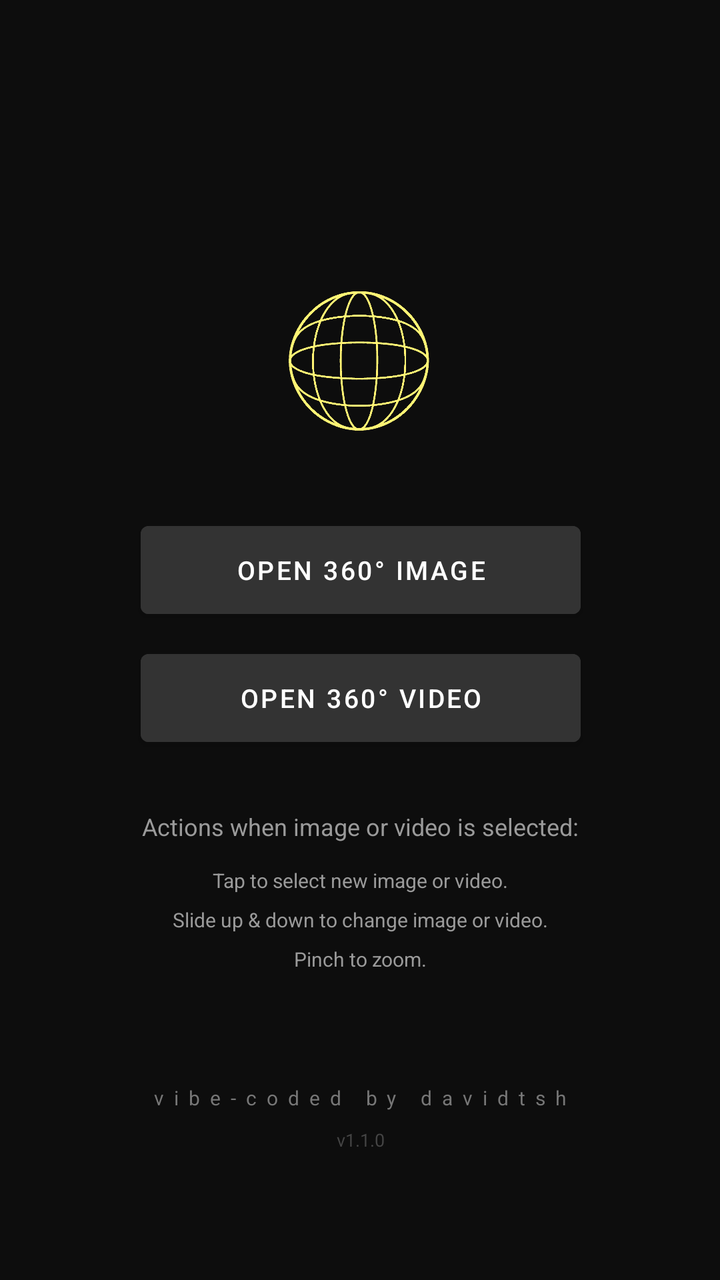
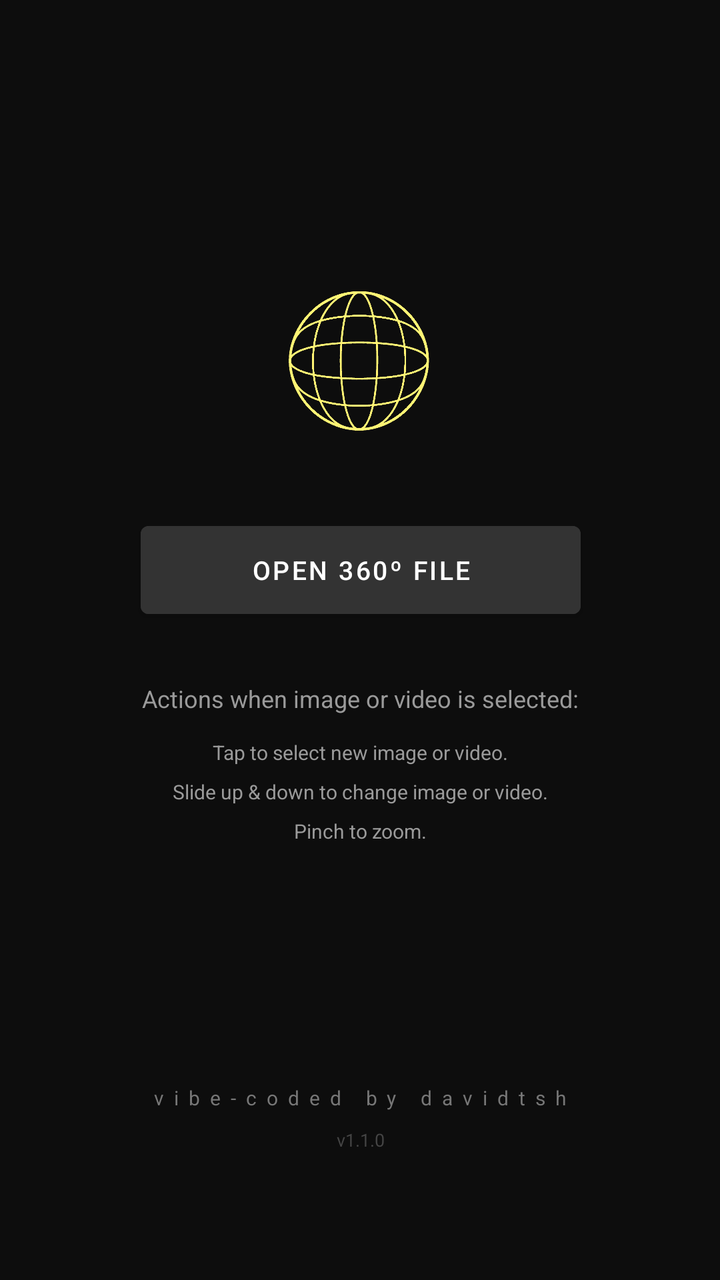

Compare the two renders of this Android layout. The source of the first and the diff that turns it into the second are given below.
<!-- AndroidManifest.xml: application theme Theme.XReal360Viewer -->
<!-- res/layout/activity_main.xml -->
<?xml version="1.0" encoding="utf-8"?>
<androidx.constraintlayout.widget.ConstraintLayout
    xmlns:android="http://schemas.android.com/apk/res/android"
    xmlns:app="http://schemas.android.com/apk/res-auto"
    xmlns:tools="http://schemas.android.com/tools"
    android:layout_width="match_parent"
    android:layout_height="match_parent"
    android:background="#0D0D0D">

    <ImageView
        android:id="@+id/imgSphereLogo"
        android:layout_width="140dp"
        android:layout_height="140dp"
        android:layout_marginBottom="4dp"
        android:contentDescription="@string/app_name"
        android:scaleType="fitCenter"
        android:src="@drawable/ic_launcher_foreground"
        app:layout_constraintBottom_toTopOf="@id/btnPickImage"
        app:layout_constraintEnd_toEndOf="parent"
        app:layout_constraintHorizontal_bias="0.498"
        app:layout_constraintStart_toStartOf="parent" />

    <Button
        android:id="@+id/btnPickImage"
        android:layout_width="220dp"
        android:layout_height="56dp"
        android:backgroundTint="#333333"
        android:text="Open 360° Image"
        android:textSize="13sp"
        app:layout_constraintBottom_toBottomOf="parent"
        app:layout_constraintEnd_toEndOf="parent"
        app:layout_constraintHorizontal_bias="0.502"
        app:layout_constraintStart_toStartOf="parent"
        app:layout_constraintTop_toTopOf="parent"
        app:layout_constraintVertical_bias="0.44" />

    <Button
        android:id="@+id/btnPickVideo"
        android:layout_width="220dp"
        android:layout_height="56dp"
        android:layout_marginTop="8dp"
        android:backgroundTint="#333333"
        android:text="Open 360° Video"
        android:textSize="13sp"
        app:layout_constraintEnd_toEndOf="parent"
        app:layout_constraintHorizontal_bias="0.502"
        app:layout_constraintStart_toStartOf="parent"
        app:layout_constraintTop_toBottomOf="@id/btnPickImage" />

    <TextView
        android:id="@+id/tvInstructions"
        android:layout_width="0dp"
        android:layout_height="wrap_content"
        android:layout_marginStart="32dp"
        android:layout_marginTop="12dp"
        android:layout_marginEnd="32dp"
        android:gravity="center"
        android:lineSpacingExtra="8dp"
        android:text="Tap to select new image or video.&#10;Slide up &amp; down to change image or video.&#10;Pinch to zoom."
        android:textColor="#9A9A9A"
        android:textSize="10sp"
        app:layout_constraintEnd_toEndOf="parent"
        app:layout_constraintHorizontal_bias="0.0"
        app:layout_constraintStart_toStartOf="parent"
        app:layout_constraintTop_toBottomOf="@id/tvInstructionsHeader" />

    <TextView
        android:id="@+id/tvInstructionsHeader"
        android:layout_width="0dp"
        android:layout_height="wrap_content"
        android:layout_marginStart="32dp"
        android:layout_marginTop="28dp"
        android:layout_marginEnd="32dp"
        android:gravity="center"
        android:text="Actions when image or video is selected:"
        android:textColor="#9A9A9A"
        android:textSize="12sp"
        app:layout_constraintEnd_toEndOf="parent"
        app:layout_constraintHorizontal_bias="0.0"
        app:layout_constraintStart_toStartOf="parent"
        app:layout_constraintTop_toBottomOf="@id/btnPickVideo" />

    <TextView
        android:id="@+id/tvCredit"
        android:layout_width="wrap_content"
        android:layout_height="wrap_content"
        android:layout_marginBottom="8dp"
        android:letterSpacing="0.5"
        android:text="vibe-coded by davidtsh"
        android:textColor="#777777"
        android:textSize="10sp"
        app:layout_constraintBottom_toTopOf="@id/tvVersion"
        app:layout_constraintEnd_toEndOf="parent"
        app:layout_constraintStart_toStartOf="parent" />

    <TextView
        android:id="@+id/tvVersion"
        android:layout_width="wrap_content"
        android:layout_height="wrap_content"
        android:layout_marginBottom="64dp"
        android:text="v1.1.0"
        android:textColor="#444444"
        android:textSize="9sp"
        app:layout_constraintBottom_toBottomOf="parent"
        app:layout_constraintEnd_toEndOf="parent"
        app:layout_constraintHorizontal_bias="0.501"
        app:layout_constraintStart_toStartOf="parent" />

</androidx.constraintlayout.widget.ConstraintLayout>
<!-- resources referenced by this layout -->
<resources>
  <!-- drawable ic_launcher_foreground: png bitmap (drawable, 100624 bytes) -->
  <string name="app_name">XREAL 360° Viewer</string>
  <style name="Theme.XReal360Viewer" parent="Theme.MaterialComponents.DayNight.NoActionBar">
          <item name="colorPrimary">#1A73E8</item>
          <item name="colorPrimaryVariant">#1557B0</item>
          <item name="colorOnPrimary">#FFFFFF</item>
          <item name="android:windowBackground">#000000</item>
          <item name="android:windowSplashScreenBackground">#000000</item>
          <item name="android:windowSplashScreenAnimatedIcon">@drawable/transparent</item>
      </style>
  <!-- drawable transparent (drawable) -->
  <?xml version="1.0" encoding="utf-8"?>
  <shape xmlns:android="http://schemas.android.com/apk/res/android">
      <solid android:color="@android:color/transparent" />
  </shape>
</resources>

<!-- the commit's change to res/layout/activity_main.xml (unified diff, before → after) -->
@@ -25,7 +25,7 @@
         android:layout_width="220dp"
         android:layout_height="56dp"
         android:backgroundTint="#333333"
-        android:text="Open 360° Image"
+        android:text="Open 360º file"
         android:textSize="13sp"
         app:layout_constraintBottom_toBottomOf="parent"
         app:layout_constraintEnd_toEndOf="parent"
@@ -33,19 +33,6 @@
         app:layout_constraintStart_toStartOf="parent"
         app:layout_constraintTop_toTopOf="parent"
         app:layout_constraintVertical_bias="0.44" />
-
-    <Button
-        android:id="@+id/btnPickVideo"
-        android:layout_width="220dp"
-        android:layout_height="56dp"
-        android:layout_marginTop="8dp"
-        android:backgroundTint="#333333"
-        android:text="Open 360° Video"
-        android:textSize="13sp"
-        app:layout_constraintEnd_toEndOf="parent"
-        app:layout_constraintHorizontal_bias="0.502"
-        app:layout_constraintStart_toStartOf="parent"
-        app:layout_constraintTop_toBottomOf="@id/btnPickImage" />
 
     <TextView
         android:id="@+id/tvInstructions"
@@ -78,7 +65,7 @@
         app:layout_constraintEnd_toEndOf="parent"
         app:layout_constraintHorizontal_bias="0.0"
         app:layout_constraintStart_toStartOf="parent"
-        app:layout_constraintTop_toBottomOf="@id/btnPickVideo" />
+        app:layout_constraintTop_toBottomOf="@id/btnPickImage" />
 
     <TextView
         android:id="@+id/tvCredit"
